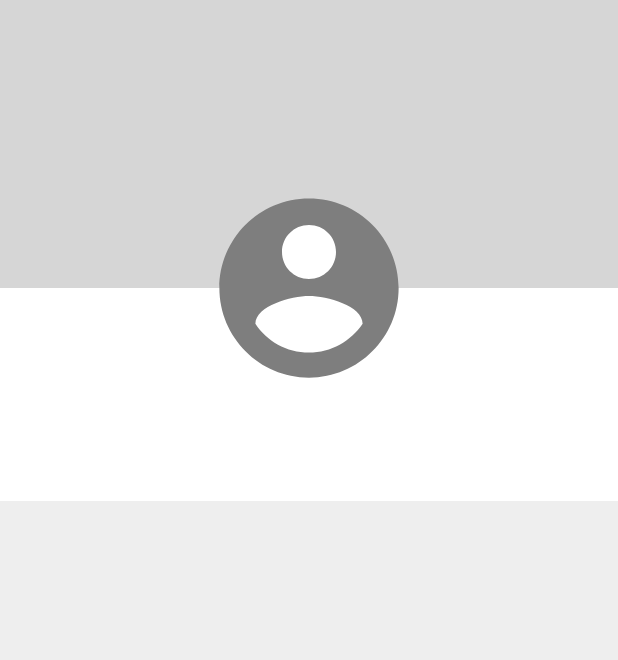
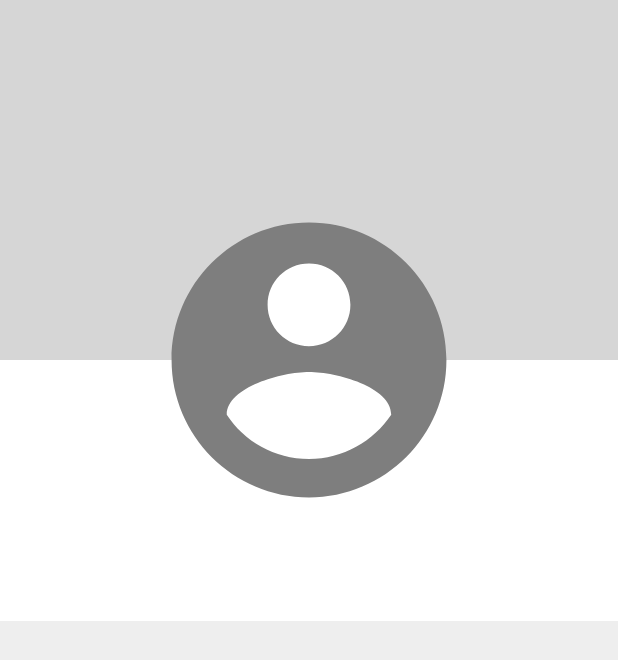
Before and after one commit to AniruddhaChattopadhyay/lubble-android-aniruddha, an Android app: the ProfileFrag screen opened directly, with no data from a screen before it, on a phone screen of 412 x 824 dp. Shown: the top 660 px of the screen. Run offline under Robolectric (Android 15) with nearby library versions, the phone set to English and light mode, and no system bars; our stand-ins replace Firebase (no records; nobody signed in at launch, a user with empty details on screens opened directly); 6 statements that could not run were skipped.

Commit message:
1. now showing DP and cover pic in My Profile 2. Profile pics are now BIG

```diff
--- a/app/src/main/java/in/lubble/app/profile/ProfileFrag.java
+++ b/app/src/main/java/in/lubble/app/profile/ProfileFrag.java
@@ -2,7 +2,6 @@ package in.lubble.app.profile;
 
 import android.os.Bundle;
 import android.support.v4.app.Fragment;
-import android.support.v4.widget.SwipeRefreshLayout;
 import android.support.v7.widget.LinearLayoutManager;
 import android.support.v7.widget.RecyclerView;
 import android.view.LayoutInflater;
@@ -17,17 +16,16 @@ import com.google.firebase.database.DatabaseError;
 import com.google.firebase.database.FirebaseDatabase;
 import com.google.firebase.database.ValueEventListener;
 
+import in.lubble.app.GlideApp;
 import in.lubble.app.R;
 import in.lubble.app.models.ProfileData;
 import in.lubble.app.utils.FragUtils;
-import in.lubble.app.utils.UiUtils;
 
-public class ProfileFrag extends Fragment implements SwipeRefreshLayout.OnRefreshListener {
+public class ProfileFrag extends Fragment {
     private static final String TAG = "ProfileFrag";
     private static final String ARG_USER_ID = "arg_user_id";
 
     private View rootView;
-    private SwipeRefreshLayout swipeLayout;
     private String userId;
     private ImageView coverPicIv;
     private ImageView profilePicIv;
@@ -63,7 +61,6 @@ public class ProfileFrag extends Fragment implements SwipeRefreshLayout.OnRefres
         // Inflate the layout for this fragment
         rootView = inflater.inflate(R.layout.fragment_profile, container, false);
 
-        swipeLayout = rootView.findViewById(R.id.swipeLayout_profile_feed);
         coverPicIv = rootView.findViewById(R.id.iv_cover);
         profilePicIv = rootView.findViewById(R.id.iv_profilePic);
         userName = rootView.findViewById(R.id.tv_name);
@@ -71,15 +68,7 @@ public class ProfileFrag extends Fragment implements SwipeRefreshLayout.OnRefres
         userBio = rootView.findViewById(R.id.tv_bio);
         editProfileTV = rootView.findViewById(R.id.tv_editProfile);
         recyclerView = rootView.findViewById(R.id.rv_profile_feed);
-        swipeLayout.setOnRefreshListener(this);
-        swipeLayout.setProgressViewOffset(false, 0, UiUtils.dpToPx(48));
 
-        if (userId.equalsIgnoreCase(FirebaseAuth.getInstance().getUid())) {
-            // todo fetch cached profile from DB
-            /*ProfileData profileData = DbSingleton.getInstance().readProfileData(userId);
-            updateProfileData(profileData);
-            editProfileTV.setVisibility(View.VISIBLE);*/
-        }
         recyclerView.setLayoutManager(new LinearLayoutManager(getContext()));
         recyclerView.setNestedScrollingEnabled(false);
         fetchProfileFeed();
@@ -103,7 +92,7 @@ public class ProfileFrag extends Fragment implements SwipeRefreshLayout.OnRefres
 
     private void fetchProfileFeed() {
         FirebaseDatabase database = FirebaseDatabase.getInstance();
-        database.getReference("users").child(userId).addValueEventListener(new ValueEventListener() {
+        database.getReference("users").child(userId).addListenerForSingleValueEvent(new ValueEventListener() {
             @Override
             public void onDataChange(DataSnapshot dataSnapshot) {
                 final ProfileData profileData = dataSnapshot.getValue(ProfileData.class);
@@ -113,6 +102,14 @@ public class ProfileFrag extends Fragment implements SwipeRefreshLayout.OnRefres
                 if (userId.equalsIgnoreCase(FirebaseAuth.getInstance().getUid())) {
                     editProfileTV.setVisibility(View.VISIBLE);
                 }
+                GlideApp.with(getContext())
+                        .load(profileData.getProfilePic())
+                        .error(R.drawable.ic_account_circle_black_no_padding)
+                        .circleCrop()
+                        .into(profilePicIv);
+                GlideApp.with(getContext())
+                        .load(profileData.getCoverPic())
+                        .into(coverPicIv);
             }
 
             @Override
@@ -120,60 +117,6 @@ public class ProfileFrag extends Fragment implements SwipeRefreshLayout.OnRefres
 
             }
         });
-        /*swipeLayout.setRefreshing(true);
-        NetworkClient apiClient = createService();
-        Call<ProfileData> profileCall = apiClient.getProfile(userId);
-        profileCall.enqueue(new Callback<ProfileData>() {
-            @Override
-            public void onResponse(Call<ProfileData> call, Response<ProfileData> response) {
-                swipeLayout.setRefreshing(false);
-                if (response.isSuccessful() && response.body() != null) {
-                    ProfileData profileData = response.body();
-                    DbSingleton.getInstance().createProfileData(profileData);
-                    updateProfileData(profileData);
-
-                    List<PostData> postDataList = profileData.getPostDataList();
-                    if (postDataList.isEmpty()) {
-                        //// TODO: 17/11/17 show empty layout
-                        return;
-                    }
-                    FeedAdapter feedAdapter = new FeedAdapter(getContext(), profileData);
-                    feedAdapter.addAll(postDataList);
-                    recyclerView.setAdapter(feedAdapter);
-                } else {
-                    Toast.makeText(getContext(), "Whoops!", Toast.LENGTH_SHORT).show();
-                }
-            }
-
-            @Override
-            public void onFailure(Call<ProfileData> call, Throwable t) {
-                swipeLayout.setRefreshing(false);
-                d(TAG, "onFailure: ");
-                Snackbar.make(rootView, "Check connection", Snackbar.LENGTH_SHORT).show();
-            }
-        });*/
     }
 
-    private void updateProfileData(ProfileData profileData) {
-        /*GlideApp.with(getContext()).load(BASE_MEDIA_URL + profileData.getCoverPic())
-                .placeholder(R.drawable.cover_pic)
-                .into(coverPicIv);
-        GlideApp.with(getContext()).load(BASE_MEDIA_URL + profileData.getDp())
-                .placeholder(R.drawable.ic_account_circle_black_no_padding)
-                .into(profilePicIv);
-        userName.setText(profileData.getName());
-        locality.setText(profileData.getLocality());
-        String bio;
-        if (StringUtils.isValidString(profileData.getBio())) {
-            bio = profileData.getBio();
-        } else {
-            bio = getString(R.string.bio_default);
-        }
-        userBio.setText(bio);*/
-    }
-
-    @Override
-    public void onRefresh() {
-        fetchProfileFeed();
-    }
 }
--- a/app/src/main/res/layout/fragment_profile.xml
+++ b/app/src/main/res/layout/fragment_profile.xml
@@ -1,15 +1,9 @@
-<android.support.v4.widget.SwipeRefreshLayout
-    android:id="@+id/swipeLayout_profile_feed"
-    xmlns:android="http://schemas.android.com/apk/res/android"
+<android.support.v4.widget.NestedScrollView xmlns:android="http://schemas.android.com/apk/res/android"
     xmlns:app="http://schemas.android.com/apk/res-auto"
     xmlns:tools="http://schemas.android.com/tools"
     android:layout_width="match_parent"
     android:layout_height="match_parent"
     android:background="@color/card_background">
-
-    <android.support.v4.widget.NestedScrollView
-        android:layout_width="match_parent"
-        android:layout_height="match_parent">
 
     <RelativeLayout
         android:layout_width="match_parent"
@@ -21,7 +15,7 @@
             android:id="@+id/layout_profile_header"
             layout="@layout/profile_header"
             android:layout_width="match_parent"
-                android:layout_height="wrap_content"/>
+            android:layout_height="wrap_content" />
 
         <TextView
             android:id="@+id/tv_name"
@@ -32,7 +26,7 @@
             android:textColor="@color/black"
             android:textSize="20sp"
             android:textStyle="bold"
-                tools:text="Shivam Gupta"/>
+            tools:text="Shivam Gupta" />
 
         <TextView
             android:id="@+id/tv_locality"
@@ -41,7 +35,7 @@
             android:layout_below="@id/tv_name"
             android:layout_centerHorizontal="true"
             android:textStyle="bold"
-                tools:text="C - Block"/>
+            tools:text="C - Block" />
 
         <TextView
             android:id="@+id/tv_bio"
@@ -51,7 +45,7 @@
             android:layout_centerHorizontal="true"
             android:layout_marginTop="8dp"
             android:gravity="center"
-                tools:text="Android developer and tech enthusiast.\nFitness freak on weekdays,\nparty animal by the weekend"/>
+            tools:text="Android developer and tech enthusiast.\nFitness freak on weekdays,\nparty animal by the weekend" />
 
         <TextView
             android:id="@+id/tv_editProfile"
@@ -63,7 +57,7 @@
             android:text="@string/edit_profile"
             android:textColor="@color/link_blue"
             android:visibility="gone"
-                tools:visibility="visible"/>
+            tools:visibility="visible" />
 
         <android.support.v7.widget.RecyclerView
             android:id="@+id/rv_profile_feed"
@@ -73,8 +67,7 @@
             android:layout_marginTop="8dp"
             android:background="@color/card_background"
             android:paddingTop="8dp"
-                app:layout_behavior="@string/appbar_scrolling_view_behavior"/>
+            app:layout_behavior="@string/appbar_scrolling_view_behavior" />
 
     </RelativeLayout>
 </android.support.v4.widget.NestedScrollView>
-</android.support.v4.widget.SwipeRefreshLayout>
--- a/app/src/main/res/layout/profile_header.xml
+++ b/app/src/main/res/layout/profile_header.xml
@@ -9,7 +9,7 @@
     <ImageView
         android:id="@+id/iv_cover"
         android:layout_width="match_parent"
-        android:layout_height="192dp"
+        android:layout_height="240dp"
         android:background="@color/light_gray"
         android:scaleType="centerCrop" />
 
@@ -45,24 +45,24 @@
 
     <ImageView xmlns:app="http://schemas.android.com/apk/res-auto"
         android:id="@+id/iv_profilePic"
-        android:layout_width="120dp"
-        android:layout_height="120dp"
+        android:layout_width="184dp"
+        android:layout_height="184dp"
         android:layout_below="@+id/iv_cover"
         android:layout_centerHorizontal="true"
-        android:layout_marginTop="-60dp"
+        android:layout_marginTop="-92dp"
         app:srcCompat="@drawable/ic_account_circle_black_no_padding" />
 
     <ImageView
         android:id="@+id/iv_dp_edit_overlay"
-        android:layout_width="120dp"
-        android:layout_height="120dp"
+        android:layout_width="184dp"
+        android:layout_height="184dp"
         android:layout_alignBottom="@id/iv_profilePic"
         android:layout_alignTop="@id/iv_profilePic"
         android:layout_centerHorizontal="true"
-        android:alpha="0.65"
+        android:alpha="0.5"
         android:background="@drawable/circle"
         android:backgroundTint="@color/black"
-        android:padding="40dp"
+        android:padding="48dp"
         android:tint="@color/white"
         android:visibility="gone"
         app:srcCompat="@drawable/ic_edit_black_24dp"
```
Also changed, not shown: app/src/main/java/in/lubble/app/models/ProfileData.java (+11 -22 lines), app/src/main/java/in/lubble/app/profile/EditProfileFrag.java (+9 -29 lines), app/src/main/res/menu/edit_profile_menu.xml (deleted, +0 -13 lines). Lines whose indentation alone changed are shown as unchanged.
